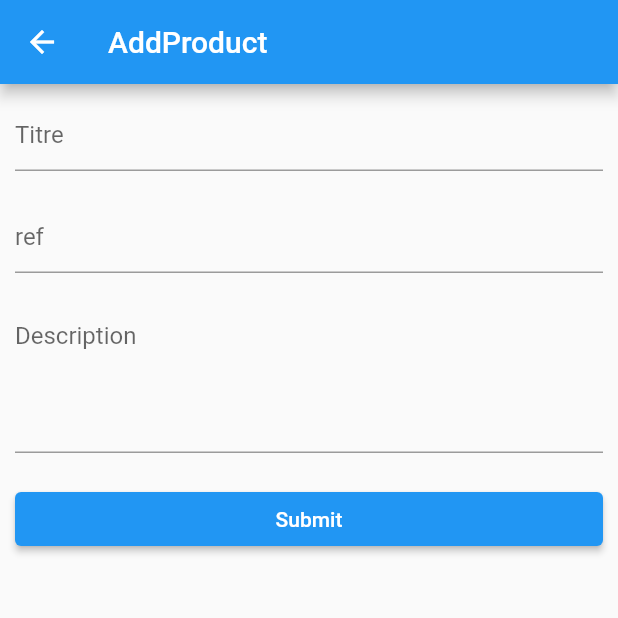
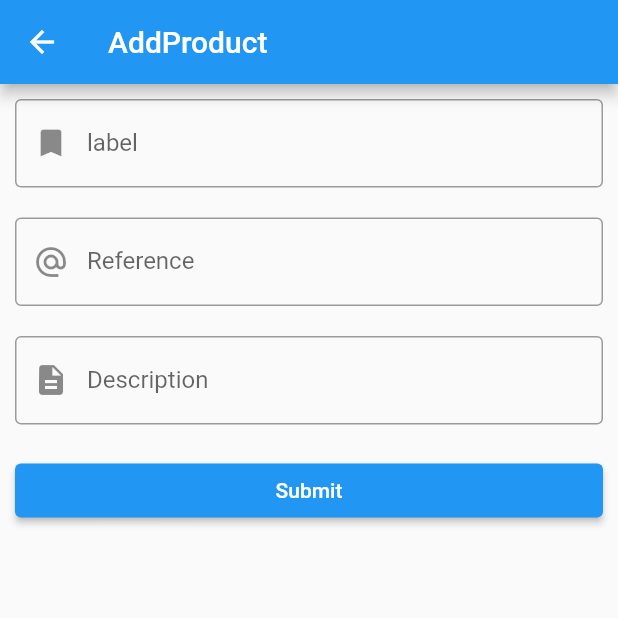
Before and after one commit to Black221/Dolibar, a Flutter app: the Product_list screen opened directly, after a tap on the "add" icon, on a phone screen of 412 x 824 dp, the top half of it. Run offline on Flutter 3.47's test engine with Material 2 defaults, Android fonts, the light colour scheme and no system bars; our stand-ins replace get; network calls fail.

Commit message:
Add files via upload

```diff
--- a/lib/screens/Product_list.dart
+++ b/lib/screens/Product_list.dart
@@ -38,25 +38,25 @@ class _Product_listState extends State<Product_list> {
           onPressed: navigateToAddProcuct,
           // label:Text('Add Product') //faire une icon
               )
-          ],
-          bottom: PreferredSize(
-            preferredSize: Size.fromHeight(40.0),
-            child: Padding(
-              padding: EdgeInsets.symmetric(horizontal: 10),
-              child: TextField(
-                decoration: InputDecoration(
-                  hintText: "Rechercher....",
-                  hintStyle: TextStyle(color: Colors.white),
-                  fillColor: Color.fromARGB(255, 163, 228, 239),
-                  border: OutlineInputBorder(
-              borderRadius: BorderRadius.circular(10),
-            ),
-                  prefixIcon: Icon(Icons.search, color: Colors.white),
-                ),
-              ),
-            ),
-          ),
-          ),
+          ]),
+          // bottom: PreferredSize(
+          //   preferredSize: Size.fromHeight(40.0),
+          //   child: Padding(
+          //     padding: EdgeInsets.symmetric(horizontal: 10),
+          //     child: TextField(
+          //       decoration: InputDecoration(
+          //         hintText: "Rechercher....",
+          //         hintStyle: TextStyle(color: Colors.white),
+          //         fillColor: Color.fromARGB(255, 163, 228, 239),
+          //         border: OutlineInputBorder(
+          //     borderRadius: BorderRadius.circular(10),
+          //   ),
+          //         prefixIcon: Icon(Icons.search, color: Colors.white),
+          //       ),
+          //     ),
+          //   ),
+          // ),
+          // ),
         body:FutureBuilder(
           future: data,
           builder:(context, snapshot) {
@@ -132,7 +132,7 @@ class _Product_listState extends State<Product_list> {
 
             }
           },
-        ),
+        )
     );
   }
 
@@ -170,7 +170,18 @@ class _Product_listState extends State<Product_list> {
   //   }
   // }
   //Getting data from the server
+
+
+  void showFailedMessage(String message){
+    final alert = SnackBar(
+                  content: Text(message),
+                  backgroundColor: Colors.red,
+                  );
+    ScaffoldMessenger.of(context).showSnackBar(alert);
+  }
+
   Future fetchProduct() async {
+
     final url = "http://localhost/dolibarr/api/index.php/products";
     final uri = Uri.parse(url);
     final response = await http.get(uri,
@@ -180,20 +191,17 @@ class _Product_listState extends State<Product_list> {
       //print(response.statusCode);
       //print(response.body);
     if (response.statusCode == 200) {
+      setState(() { //Comment actualiser directement les données
+        // isloading = true ;
+      });
         return jsonDecode(response.body) ;
 
     }
-      // setState(() { Comment actualiser directement les données
-      //   isloading = true ;
-      // });
+  }
+Future<void> _reloadData() async {
+    setState(() {
+      fetchProduct();// This will rebuild the widget and trigger a reload of the data
+    });
   }
 
-
-  void showFailedMessage(String message){
-    final alert = SnackBar(
-                  content: Text(message),
-                  backgroundColor: Colors.red,
-                  );
-    ScaffoldMessenger.of(context).showSnackBar(alert);
-  }
 }
--- a/lib/screens/addProduct.dart
+++ b/lib/screens/addProduct.dart
@@ -1,4 +1,5 @@
 import 'dart:convert';
+import 'package:mobile_dolibarr/screens/Product_list.dart';
 
 import 'package:flutter/material.dart';
 import 'package:http/http.dart'  as http;
@@ -33,6 +34,8 @@ bool isedit = false;
 
     }
   }
+
+
   @override
   Widget build(BuildContext context) {
     return Scaffold(
@@ -46,17 +49,30 @@ bool isedit = false;
         children: [
           TextField(
             controller: labelController,
-            decoration: InputDecoration(hintText: 'Titre')),
+            decoration: InputDecoration(
+                labelText: 'label',
+                hintText: 'Entrer le nom du label',
+                prefixIcon: Icon(Icons.bookmark),
+                border: OutlineInputBorder(),)),
           SizedBox(height:20),
           TextField(
             controller: refController,
-            decoration: InputDecoration(hintText: 'ref')),
+            decoration: InputDecoration(
+
+                labelText: 'Reference',
+                hintText: 'Entrer le nom du Reference',
+                prefixIcon: Icon(Icons.alternate_email),
+                border: OutlineInputBorder(),)),
           SizedBox(height:20),
           TextField(
             controller: descriptionController,
-            decoration: InputDecoration(hintText: 'Description'),
-            minLines: 4,
-            maxLines: 4,
+            decoration: InputDecoration(
+              labelText: 'Description',
+                  hintText: 'Entrer la description',
+                  prefixIcon: Icon(Icons.description),
+                  border: OutlineInputBorder(),
+                  ),
+
             ),
             SizedBox(height:20),
             ElevatedButton(
@@ -67,12 +83,16 @@ bool isedit = false;
                     isedit?'Update':'Submit'
                     ),
                 )
-            )
+            ),
+
         ],
       )
 
     );
   }
+
+  Widget _gap() => const SizedBox(height: 16);
+
 
   Future<void> updatedata()async{
     final product = widget.product;
@@ -93,7 +113,8 @@ bool isedit = false;
         refController.text = "",
         labelController.text = "",
         descriptionController.text = "",
-        showSuccesMessage('Création faite') ,
+        showSuccesMessage('Création faite'),
+        Product_list()
       }).catchError((onError) => {
         print(onError),
       showFailedMessage('Création faite')
@@ -119,10 +140,10 @@ bool isedit = false;
         refController.text = "",
         labelController.text = "",
         descriptionController.text = "",
-        showSuccesMessage('Création faite') ,
+        showSuccesMessage('Création réussi') ,
       }).catchError((onError) => {
         print(onError),
-      showFailedMessage('Création faite')
+      showFailedMessage('Création failed')
       });
        /*if (response.statusCode == 200) {
       //Reset des valeurs du formulaire initialisation avec les chaines vides:
```
